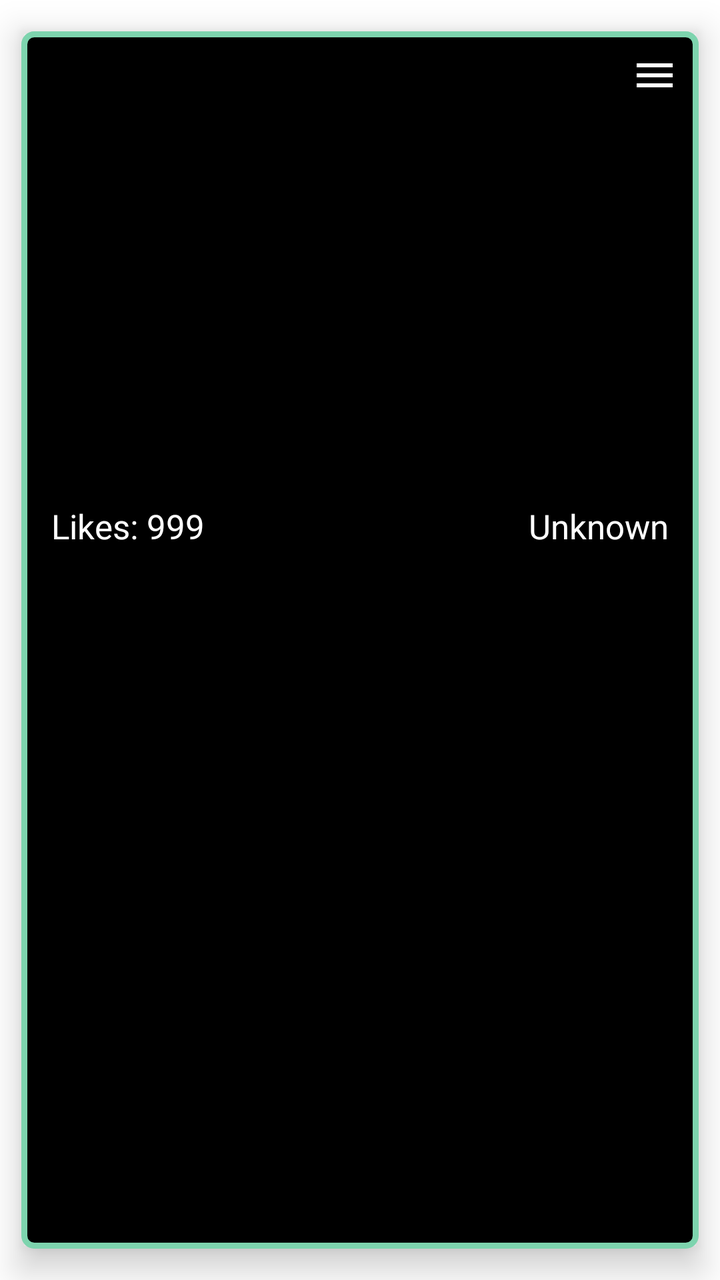
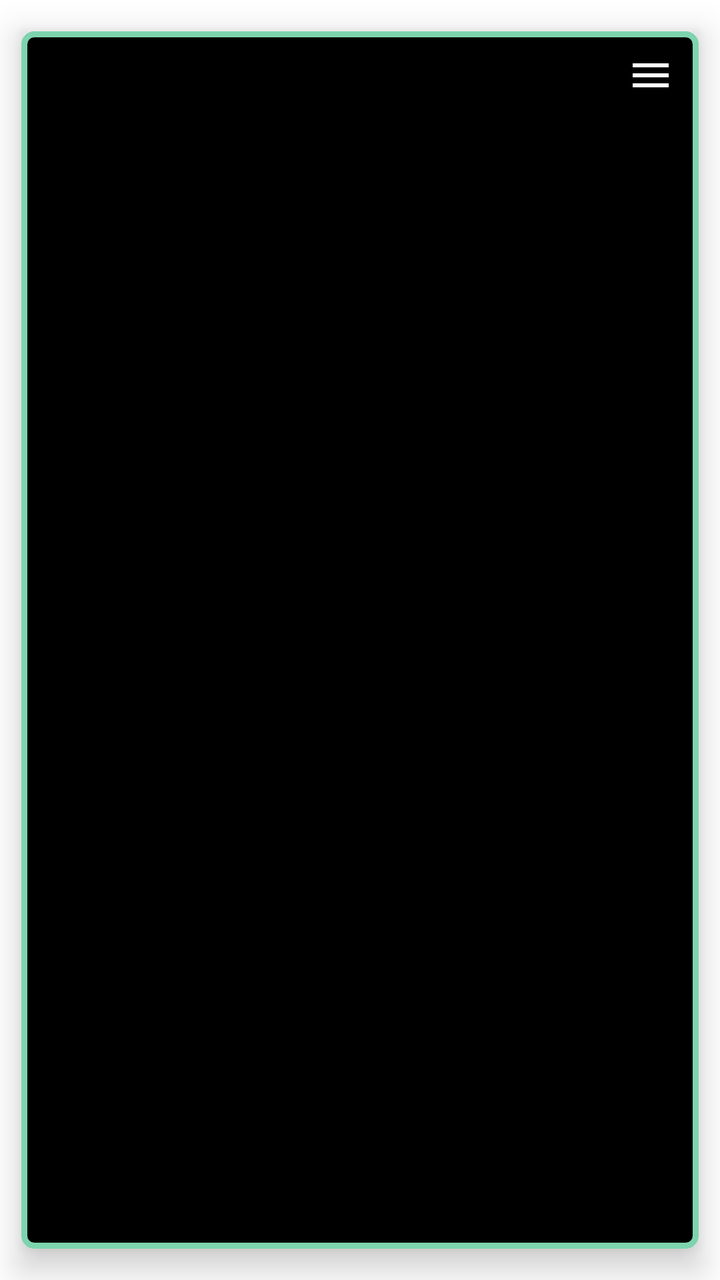

An Android layout rendered at two revisions. The XML below is the earlier revision; the diff shows what the commit changed to produce the second picture.
<!-- AndroidManifest.xml: fallback theme Theme.MaterialComponents.DayNight.NoActionBar -->
<!-- res/layout/userfeed_view_holder.xml -->
<?xml version="1.0" encoding="utf-8"?>
<androidx.cardview.widget.CardView
    xmlns:android="http://schemas.android.com/apk/res/android"
    xmlns:app="http://schemas.android.com/apk/res-auto"
    android:layout_width="match_parent"
    android:layout_height="wrap_content"
    app:cardElevation="10dp"
    app:cardUseCompatPadding="true"
    app:cardBackgroundColor="@android:color/transparent">

    <androidx.constraintlayout.widget.ConstraintLayout xmlns:android="http://schemas.android.com/apk/res/android"
        xmlns:app="http://schemas.android.com/apk/res-auto"
        android:layout_width="match_parent"
        android:layout_height="match_parent"
        android:paddingBottom="10dp"
        android:background="@drawable/post_rounded_background">

        <ImageButton
            android:id="@+id/post_options_button"
            android:layout_width="wrap_content"
            android:layout_height="wrap_content"
            android:layout_marginTop="5dp"
            android:layout_marginEnd="5dp"
            android:background="?attr/selectableItemBackgroundBorderless"
            android:src="@drawable/ic_baseline_menu_24"
            android:padding="5dp"
            app:layout_constraintTop_toTopOf="parent"
            app:layout_constraintRight_toRightOf="parent"/>

        <ImageView
            android:id="@+id/user_feed_post_image"
            android:layout_width="0dp"
            android:layout_height="0dp"
            android:layout_marginLeft="3dp"
            android:layout_marginRight="3dp"
            app:layout_constraintDimensionRatio="H,16:9"
            app:layout_constraintEnd_toEndOf="parent"
            app:layout_constraintStart_toStartOf="parent"
            app:layout_constraintTop_toBottomOf="@+id/post_options_button"
            android:background="@color/black"/>

        <TextView
            android:id="@+id/user_post_like_count"
            android:layout_width="wrap_content"
            android:layout_height="wrap_content"
            android:layout_marginLeft="15dp"
            android:layout_marginTop="10dp"
            android:fontFamily="@font/playfair_display_regular"
            android:text="Likes: 999"
            android:textSize="17dp"
            android:textColor="@color/white"
            android:background="@color/black"
            app:layout_constraintLeft_toLeftOf="parent"
            app:layout_constraintTop_toBottomOf="@id/user_feed_post_image" />

        <TextView
            android:id="@+id/user_post_geo_location"
            android:layout_width="wrap_content"
            android:layout_height="wrap_content"
            android:layout_marginTop="10dp"
            android:layout_marginRight="15dp"
            android:fontFamily="@font/playfair_display_regular"
            android:text="Unknown"
            android:textSize="17dp"
            android:textColor="@color/white"
            android:background="@color/black"
            app:layout_constraintRight_toRightOf="parent"
            app:layout_constraintTop_toBottomOf="@id/user_feed_post_image" />

    </androidx.constraintlayout.widget.ConstraintLayout>

</androidx.cardview.widget.CardView>
<!-- resources referenced by this layout -->
<resources>
  <color name="black">#FF000000</color>
  <color name="white">#FFFFFFFF</color>
  <!-- drawable ic_baseline_menu_24 (drawable) -->
  <vector android:height="24dp" android:tint="#FFFFFF"
      android:viewportHeight="24" android:viewportWidth="24"
      android:width="24dp" xmlns:android="http://schemas.android.com/apk/res/android">
      <path android:fillColor="@android:color/white" android:pathData="M3,18h18v-2L3,16v2zM3,13h18v-2L3,11v2zM3,6v2h18L21,6L3,6z"/>
  </vector>
  <!-- drawable post_rounded_background (drawable) -->
  <?xml version="1.0" encoding="utf-8"?>
  <selector xmlns:android="http://schemas.android.com/apk/res/android">
      <item>
          <shape>
              <solid android:color="@color/black"/>
              <stroke android:color="@color/persep_color" android:width="3dp"/>
              <corners android:radius="5dp"/>
          </shape>
      </item>
  </selector>
  <color name="persep_color">#7DD4AE</color>
</resources>

<!-- the commit's change to res/layout/userfeed_view_holder.xml (unified diff, before → after) -->
@@ -8,8 +8,7 @@
     app:cardUseCompatPadding="true"
     app:cardBackgroundColor="@android:color/transparent">
 
-    <androidx.constraintlayout.widget.ConstraintLayout xmlns:android="http://schemas.android.com/apk/res/android"
-        xmlns:app="http://schemas.android.com/apk/res-auto"
+    <androidx.constraintlayout.widget.ConstraintLayout
         android:layout_width="match_parent"
         android:layout_height="match_parent"
         android:paddingBottom="10dp"
@@ -20,7 +19,7 @@
             android:layout_width="wrap_content"
             android:layout_height="wrap_content"
             android:layout_marginTop="5dp"
-            android:layout_marginEnd="5dp"
+            android:layout_marginEnd="7dp"
             android:background="?attr/selectableItemBackgroundBorderless"
             android:src="@drawable/ic_baseline_menu_24"
             android:padding="5dp"
@@ -43,11 +42,10 @@
             android:id="@+id/user_post_like_count"
             android:layout_width="wrap_content"
             android:layout_height="wrap_content"
-            android:layout_marginLeft="15dp"
-            android:layout_marginTop="10dp"
+            android:layout_marginStart="15dp"
+            android:layout_marginTop="8dp"
             android:fontFamily="@font/playfair_display_regular"
-            android:text="Likes: 999"
-            android:textSize="17dp"
+            android:textSize="20sp"
             android:textColor="@color/white"
             android:background="@color/black"
             app:layout_constraintLeft_toLeftOf="parent"
@@ -57,11 +55,10 @@
             android:id="@+id/user_post_geo_location"
             android:layout_width="wrap_content"
             android:layout_height="wrap_content"
-            android:layout_marginTop="10dp"
-            android:layout_marginRight="15dp"
+            android:layout_marginTop="8dp"
+            android:layout_marginEnd="15dp"
             android:fontFamily="@font/playfair_display_regular"
-            android:text="Unknown"
-            android:textSize="17dp"
+            android:textSize="20sp"
             android:textColor="@color/white"
             android:background="@color/black"
             app:layout_constraintRight_toRightOf="parent"
